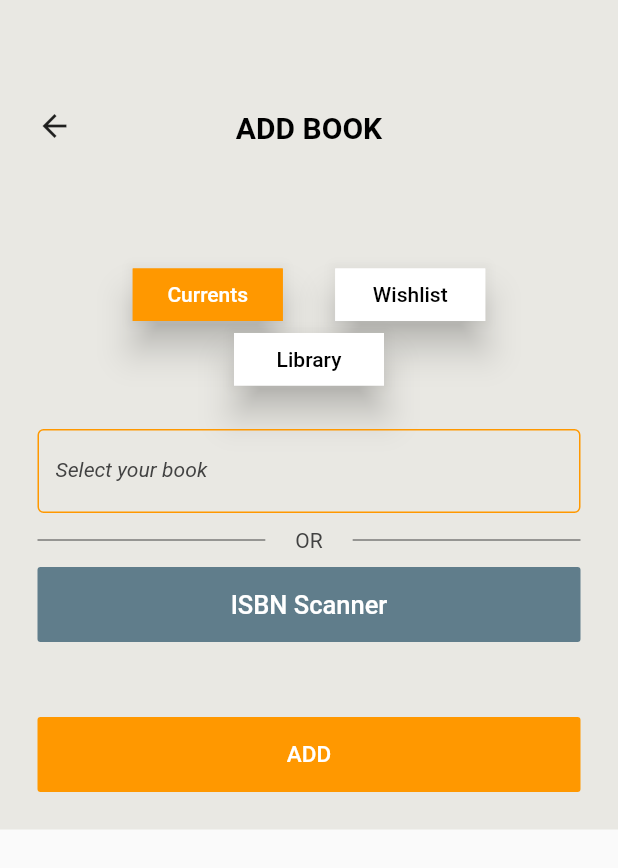
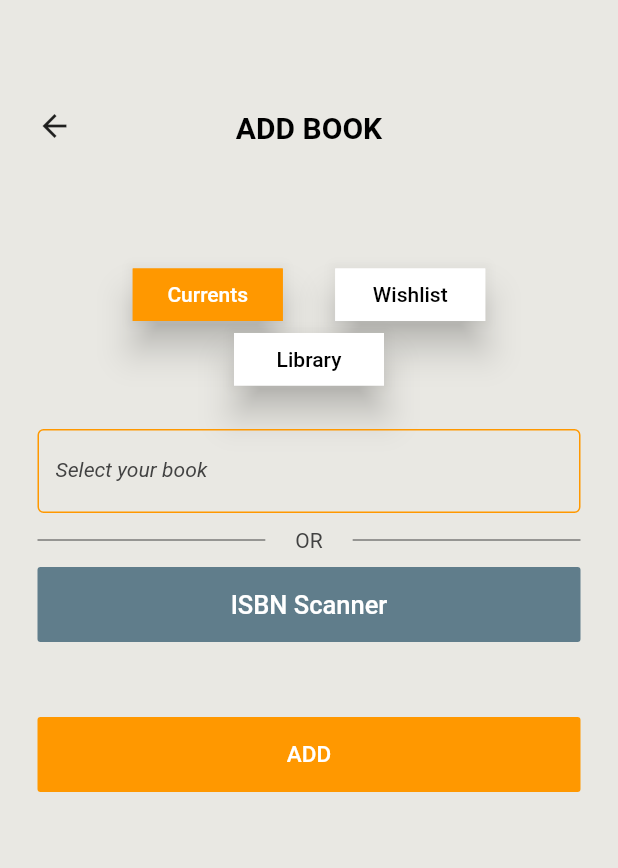
Before and after one commit to beno531/BookrefFlutter, a Flutter app: the AddBookPage screen opened by its route, on a phone screen of 412 x 824 dp. Shown: the top 868 px of the screen. Run offline on Flutter 3.47's test engine with Material 2 defaults, Android fonts, the phone set to English and light mode, and no system bars; drawn by our look-alikes of custom_radio_grouped_button; our stand-ins replace auto_route, bloc, equatable, flutter_bloc, flutter_secure_storage, flutter_typeahead and 3 more; missing offline and left inert: flutter_barcode_scanner, gql, social_share; accounts and stored records are empty.

Commit message:
fix layout

```diff
--- a/lib/pages/private/addBook_page.dart
+++ b/lib/pages/private/addBook_page.dart
@@ -20,6 +20,7 @@ class AddBookPage extends StatelessWidget {
       body: SingleChildScrollView(
         child: Container(
           decoration: BoxDecoration(color: Color(0xffE9E8E3)),
+          height: size.height,
           child: Column(
             children: [
               Padding(
```
Also changed, not shown: lib/main.dart (+0 -8 lines).
